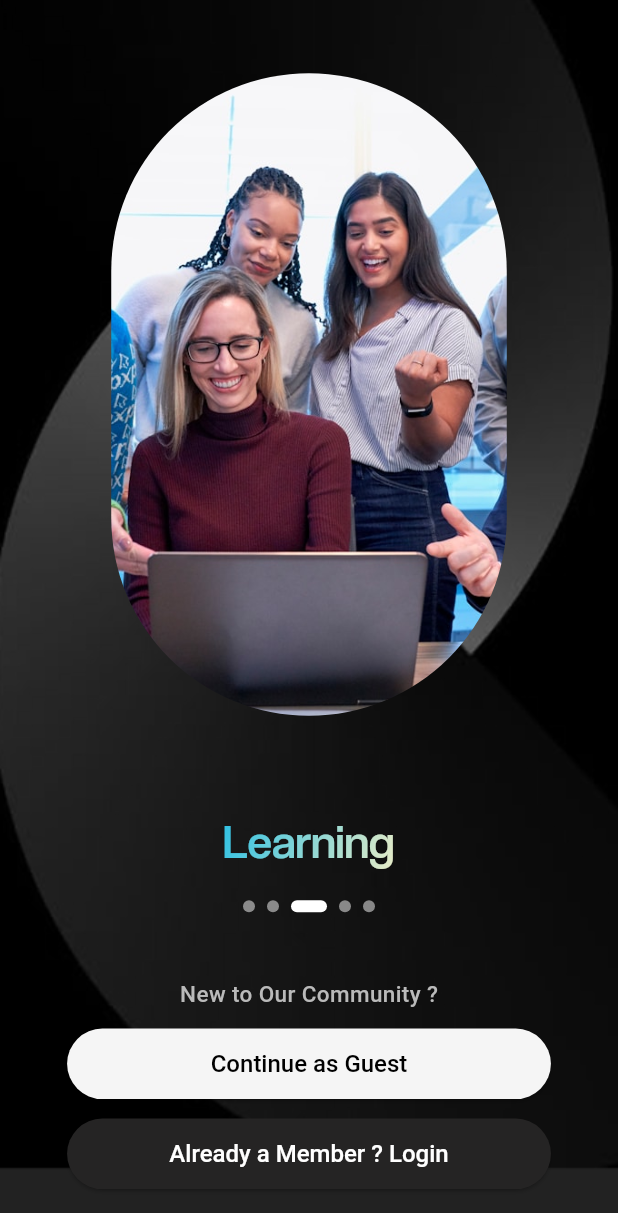
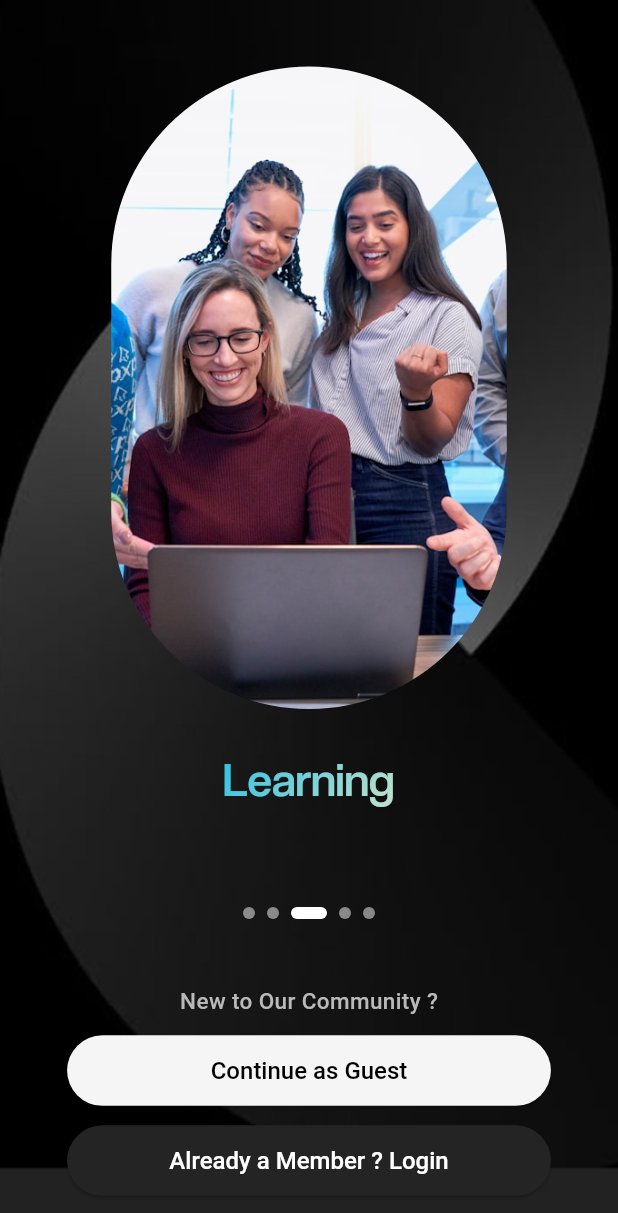
Before and after one commit to pranshunaresh/technolitocs_assignment, a Flutter app: the screen it shows after launch, on a phone screen of 412 x 824 dp. Shown: the top 1213 px of the screen. Run offline on Flutter 3.47's test engine with Material 3 defaults, Android fonts, the light colour scheme and no system bars; our stand-ins replace cached_network_image, flutter_riverpod, image_picker, shared_preferences; accounts and stored records are empty.

Commit message:
Initial commit

```diff
--- a/lib/screens/explore_page/activity_page/activities_screen.dart
+++ b/lib/screens/explore_page/activity_page/activities_screen.dart
@@ -160,7 +160,6 @@ class _ActivityScreenState extends State<ActivityScreen> {
                       onTap: () {
                         final blogData = BlogData(
                           title: event.title,
-                          description: event.description,
                           bannerImage: imageUrl,
                           postDate: dateStr,
                         );
--- a/lib/screens/home_screen.dart
+++ b/lib/screens/home_screen.dart
@@ -122,7 +122,6 @@ class _HomeScreenState extends State<HomeScreen> {
         const SizedBox(height: 12),
         const RecentUpdatesSection(),
         const SizedBox(height: 20),
-
         Padding(
           padding: const EdgeInsets.only(left: 18),
           child: Column(
@@ -294,8 +293,7 @@ class _HomeScreenState extends State<HomeScreen> {
 
   Widget _buildTopContainer(BuildContext context) {
     return Container(
-      color:
-          UI_COLORS.uiWhiteColor, // This ensures the background is fully white
+      color: UI_COLORS.uiWhiteColor,
       child: Padding(
         padding: const EdgeInsets.symmetric(horizontal: 5),
         child: Container(
--- a/lib/screens/login_screen.dart
+++ b/lib/screens/login_screen.dart
@@ -118,6 +118,7 @@ class _LoginScreenState extends State<LoginScreen> {
     return Scaffold(
       backgroundColor: UI_COLORS.uiBgColor,
       resizeToAvoidBottomInset: true,
+
       appBar: AppBar(
         backgroundColor: UI_COLORS.uiBgColor,
         elevation: 0,
@@ -266,7 +267,7 @@ class _LoginScreenState extends State<LoginScreen> {
             Positioned(
               left: -130,
               right: 0,
-              bottom: bottomInset > 0 ? bottomInset + -245 : 30,
+              bottom: bottomInset > 0 ? bottomInset + -325 : 30,
               child: Center(
                 child: SizedBox(
                   width: 150,
--- a/lib/screens/profile_edit.dart
+++ b/lib/screens/profile_edit.dart
@@ -134,7 +134,7 @@ class _EditProfilePageState extends State<EditProfilePage> {
 
     try {
       final request = http.MultipartRequest(
-        'POST',
+        'PUT',
         Uri.parse(
           'https://api.rolbol.org/api/v1/adminuser/updateMemberProfile',
         ),
@@ -164,7 +164,9 @@ class _EditProfilePageState extends State<EditProfilePage> {
         );
       }
     } catch (e) {
-      debugPrint('Error uploading image: $e');
+      debugPrint(
+        '\n\n\n\n **********************Error uploading image: $e \n\n\n\n\n',
+      );
       ScaffoldMessenger.of(
         context,
       ).showSnackBar(const SnackBar(content: Text('Failed to upload image')));
--- a/lib/screens/walkthrough_screen.dart
+++ b/lib/screens/walkthrough_screen.dart
@@ -21,26 +21,11 @@ class _WalthroughScreenState extends State<WalthroughScreen> {
   ];
 
   final List<Map<String, String>> headingTexts = [
-    {
-      'normal': 'Making Rest of Life,\n',
-      'highlight': 'Best of Life.',
-    },
-    {
-      'normal': '\n',
-      'highlight': 'Social',
-    },
-    {
-      'normal': '\n',
-      'highlight': 'Learning',
-    },
-    {
-      'normal': '\n',
-      'highlight': 'Lifestyle',
-    },
-    {
-      'normal': '\n',
-      'highlight': 'Connect',
-    },
+    {'normal': 'Making Rest of Life,\n', 'highlight': 'Best of Life.'},
+    {'normal': '', 'highlight': 'Social\n'},
+    {'normal': '', 'highlight': 'Learning\n'},
+    {'normal': '', 'highlight': 'Lifestyle\n'},
+    {'normal': '', 'highlight': 'Connect\n'},
   ];
 
   int currentIndex = 0;
@@ -98,19 +83,20 @@ class _WalthroughScreenState extends State<WalthroughScreen> {
       body: Stack(
         fit: StackFit.expand,
         children: [
-          Image.asset(
-            'assets/images/bg.png',
-            fit: BoxFit.cover,
-          ),
+          Image.asset('assets/images/bg.png', fit: BoxFit.cover),
           Center(
             child: Padding(
-              padding: EdgeInsets.symmetric(horizontal: screenWidth * 0.06), // Around 24px on 400px screen
+              padding: EdgeInsets.symmetric(
+                horizontal: screenWidth * 0.06,
+              ), // Around 24px on 400px screen
               child: Column(
                 mainAxisSize: MainAxisSize.min,
                 children: [
-                  SizedBox(height: 18,),
+                  SizedBox(height: 18),
                   ClipRRect(
-                    borderRadius: BorderRadius.circular(screenWidth * 0.75), // Responsive radius
+                    borderRadius: BorderRadius.circular(
+                      screenWidth * 0.75,
+                    ), // Responsive radius
                     child: SizedBox(
                       width: screenWidth * 0.64,
                       height: screenHeight * 0.52,
@@ -162,14 +148,18 @@ class _WalthroughScreenState extends State<WalthroughScreen> {
                     mainAxisAlignment: MainAxisAlignment.center,
                     children: List.generate(
                       imageAssets.length,
-                          (index) => _buildIndicator(index),
+                      (index) => _buildIndicator(index),
                     ),
                   ),
 
                   const SizedBox(height: 24),
 
                   Padding(
-                    padding: const EdgeInsets.only(left: 20, right: 20 , top: 20),
+                    padding: const EdgeInsets.only(
+                      left: 20,
+                      right: 20,
+                      top: 20,
+                    ),
                     child: Column(
                       children: [
                         const Text(
@@ -177,7 +167,7 @@ class _WalthroughScreenState extends State<WalthroughScreen> {
                           style: TextStyle(
                             fontSize: 15,
                             color: Color(0xffBABABA),
-                            fontWeight: FontWeight.w500
+                            fontWeight: FontWeight.w500,
                           ),
                         ),
                         const SizedBox(height: 12),
@@ -185,8 +175,12 @@ class _WalthroughScreenState extends State<WalthroughScreen> {
                           width: double.infinity,
                           child: ElevatedButton(
                             onPressed: () {
-                              Navigator.push(context, MaterialPageRoute(builder: (context) => LoginScreen()));
-
+                              Navigator.push(
+                                context,
+                                MaterialPageRoute(
+                                  builder: (context) => LoginScreen(),
+                                ),
+                              );
                             },
                             style: ElevatedButton.styleFrom(
                               backgroundColor: UI_COLORS.uiWhiteColor,
@@ -200,7 +194,13 @@ class _WalthroughScreenState extends State<WalthroughScreen> {
                                 fontSize: 12,
                               ),
                             ),
-                            child: const Text('Continue as Guest' , style: TextStyle(fontWeight: FontWeight.w500,fontSize: 16),),
+                            child: const Text(
+                              'Continue as Guest',
+                              style: TextStyle(
+                                fontWeight: FontWeight.w500,
+                                fontSize: 16,
+                              ),
+                            ),
                           ),
                         ),
                         const SizedBox(height: 12),
@@ -208,7 +208,12 @@ class _WalthroughScreenState extends State<WalthroughScreen> {
                           width: double.infinity,
                           child: ElevatedButton(
                             onPressed: () {
-                              Navigator.push(context, MaterialPageRoute(builder: (context) => LoginScreen()));
+                              Navigator.push(
+                                context,
+                                MaterialPageRoute(
+                                  builder: (context) => LoginScreen(),
+                                ),
+                              );
                             },
                             style: ElevatedButton.styleFrom(
                               backgroundColor: Color(0xff252424),
@@ -222,7 +227,13 @@ class _WalthroughScreenState extends State<WalthroughScreen> {
                                 fontSize: 12,
                               ),
                             ),
-                            child: const Text('Already a Member ? Login', style: TextStyle(fontWeight: FontWeight.w500,fontSize: 16),),
+                            child: const Text(
+                              'Already a Member ? Login',
+                              style: TextStyle(
+                                fontWeight: FontWeight.w500,
+                                fontSize: 16,
+                              ),
+                            ),
                           ),
                         ),
                       ],
--- a/pubspec.yaml
+++ b/pubspec.yaml
@@ -17,6 +17,8 @@ dependencies:
   shared_preferences: ^2.2.2
   image_picker:
   cached_network_image:
+  flutter_svg: ^2.1.0
+  flutter_riverpod:
 
 dev_dependencies:
   flutter_test:
```
Also changed, not shown: lib/config/model/directory_screen_model.dart (+5 -3 lines), lib/screens/explore_page/directory_member_profile.dart (+28 -14 lines), lib/screens/explore_page/directory_screen.dart (+13 -13 lines), lib/screens/otp_screen.dart (+18 -9 lines), lib/utils/home/home_recent_update_section.dart (+7 -3 lines), pubspec.lock.
